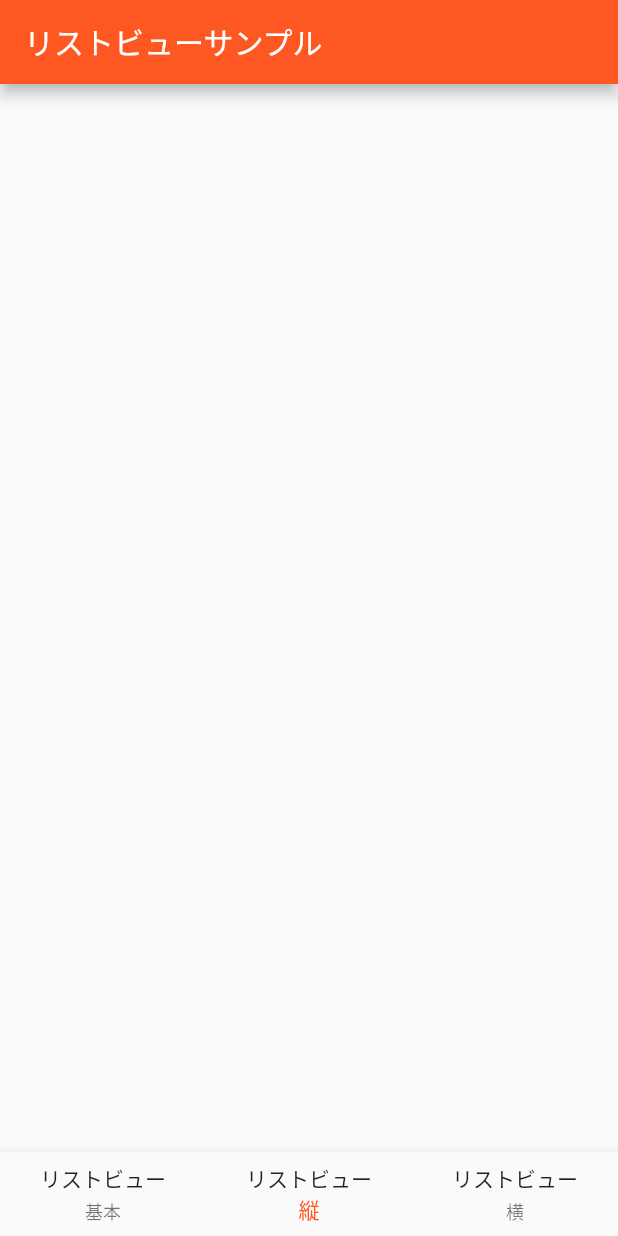
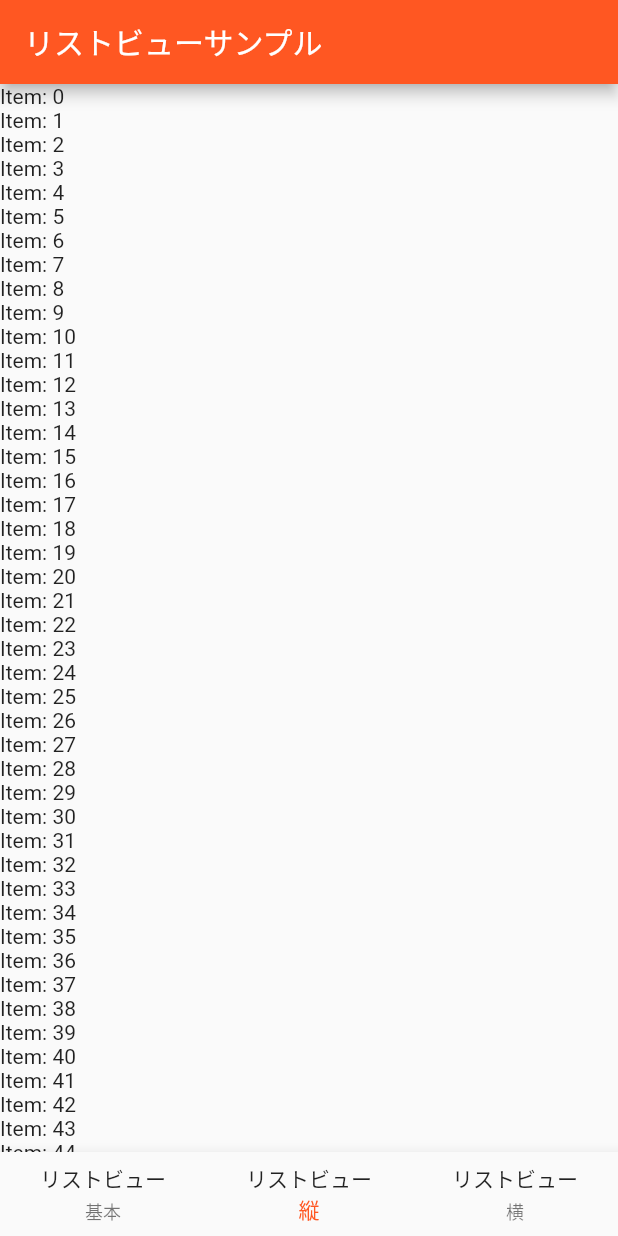
Before and after one commit to Channelsu/listview_deepdive, a Flutter app: the screen it shows after launch, item 2 of the bottom bar chosen, on a phone screen of 412 x 824 dp. Run offline on Flutter 3.47's test engine with Material 2 defaults, Android fonts, the phone set to English and light mode, and no system bars.

```diff
--- a/lib/main.dart
+++ b/lib/main.dart
@@ -25,6 +25,7 @@ class MainPage extends StatefulWidget {
 
 class _MainPageState extends State<MainPage> {
   int currentIndex = 0;
+  final items = List.generate(70, (counter) => 'Item: $counter');
 
   @override
   Widget build(BuildContext context) {
@@ -62,7 +63,7 @@ class _MainPageState extends State<MainPage> {
     if (currentIndex == 0) {
       return buildBasicListView();
     } else if (currentIndex == 1) {
-      return Container();
+      return buildVerticalListView();
     } else if (currentIndex == 2) {
       return Container();
     } else {
@@ -99,4 +100,13 @@ class _MainPageState extends State<MainPage> {
       ),
     ],
   );
+
+  Widget buildVerticalListView() => ListView.builder(
+    itemCount: items.length,
+    itemBuilder: (context, index) {
+      final item = items[index];
+      return Text(item);
+    },
+
+  );
 }
```
